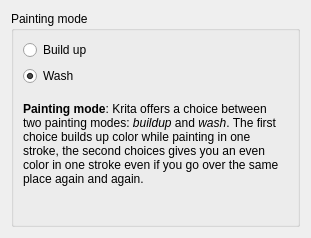
The window that krita/plugins/paintops/libpaintop/forms/wdgincremental.ui (KDE/krita) describes before a commit, drawn with Qt 5.
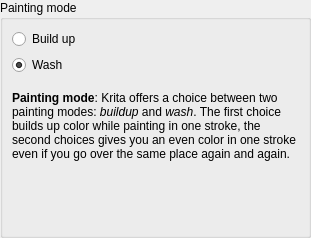
The same window after the commit.

Commit message:
Lot's of margin twisting in Krita brush config UI
Among other things removed the margin from KoResourceItemChooser, as it is a widget,
only composed from other widgets, so to align properly with other widgets there should
not be a margin around it

thanks boud for review

Diff of the .ui file:
```diff
--- a/krita/plugins/paintops/libpaintop/forms/wdgincremental.ui
+++ b/krita/plugins/paintops/libpaintop/forms/wdgincremental.ui
@@ -11,6 +11,9 @@
    </rect>
   </property>
   <layout class="QVBoxLayout" name="verticalLayout">
+   <property name="margin">
+    <number>0</number>
+   </property>
    <item>
     <widget class="QGroupBox" name="grpIncremental">
      <property name="title">
```
The commit also changes 26 other files.
